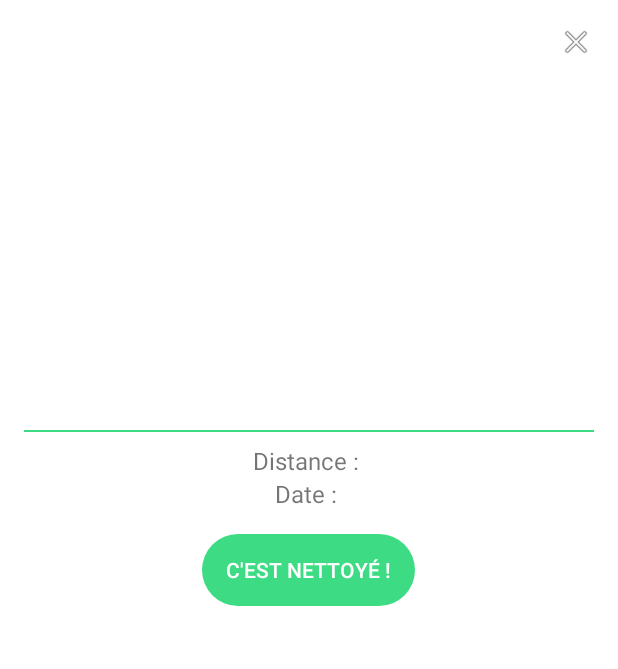
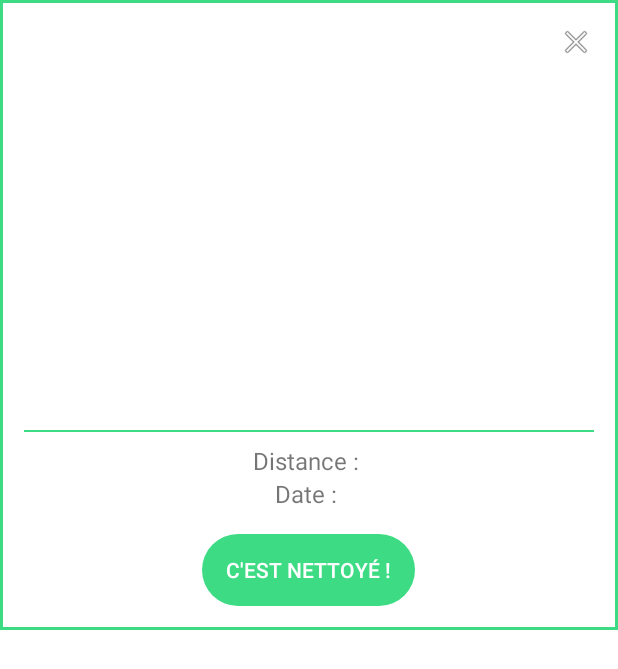
Before and after one commit to marcpinet/poubelledroid, an Android app: the layout info_window.xml on its own in the app's theme, with its tools: preview values and no code run, on a phone screen of 412 x 824 dp. Shown: the top 669 px of the screen. Run offline under Robolectric (Android 15) with nearby library versions, the light colour scheme and no system bars.

Commit message:
fix: close button overlapping on waste type #16

```diff
--- /dev/null
+++ b/app/src/main/res/drawable/popup_border.xml
@@ -0,0 +1,5 @@
+<?xml version="1.0" encoding="utf-8"?>
+<shape xmlns:android="http://schemas.android.com/apk/res/android">
+    <solid android:color="?attr/relativeLayoutBackground"/>
+    <stroke android:width="2dp" android:color="?attr/colorPrimary" />
+</shape>
--- a/app/src/main/res/layout/info_window.xml
+++ b/app/src/main/res/layout/info_window.xml
@@ -1,18 +1,25 @@
 <?xml version="1.0" encoding="utf-8"?>
-<RelativeLayout xmlns:android="http://schemas.android.com/apk/res/android"
-    xmlns:app="http://schemas.android.com/apk/res-auto"
+<RelativeLayout
+    xmlns:android="http://schemas.android.com/apk/res/android"
     android:id="@+id/layout_info_window"
     android:layout_width="wrap_content"
     android:layout_height="wrap_content"
     android:padding="16dp"
     android:clickable="true"
     android:focusable="true"
-    android:background="?attr/relativeLayoutBackground">
+    android:background="@drawable/popup_border">
+
+    <RelativeLayout
+        android:id="@+id/layout_title"
+        android:layout_width="match_parent"
+        android:layout_height="wrap_content">
 
         <TextView
             android:id="@+id/title"
-        android:layout_width="match_parent"
+            android:layout_width="wrap_content"
             android:layout_height="wrap_content"
+            android:layout_alignParentStart="true"
+            android:layout_toStartOf="@+id/imageview_close_info_window"
             android:gravity="center_horizontal"
             android:textSize="18sp"
             android:textStyle="bold" />
@@ -21,17 +28,17 @@
             android:id="@+id/imageview_close_info_window"
             android:layout_width="24dp"
             android:layout_height="24dp"
+            android:layout_alignParentEnd="true"
             android:src="@android:drawable/ic_menu_close_clear_cancel"
-        android:layout_alignParentEnd="true"
-        android:layout_marginEnd="8dp"
             android:clickable="true"
             android:focusable="true" />
+    </RelativeLayout>
 
     <ImageView
         android:id="@+id/imageView_info_window"
         android:layout_width="200dp"
         android:layout_height="200dp"
-        android:layout_below="@id/title"
+        android:layout_below="@+id/layout_title"
         android:layout_centerHorizontal="true"
         android:scaleType="centerCrop"
         android:layout_marginTop="8dp"
```
Lines whose indentation alone changed are shown as unchanged.
